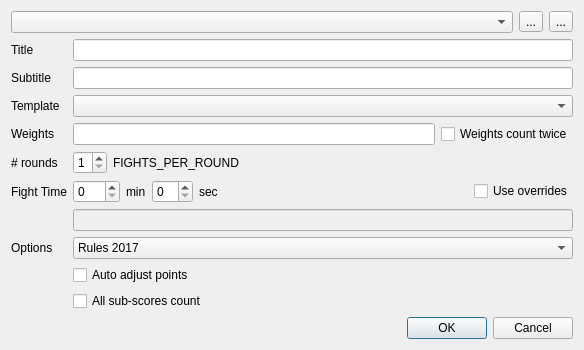
The window that base/ModeManagerDlg.ui (fmuecke/Ipponboard) describes before a commit, drawn with Qt 5.
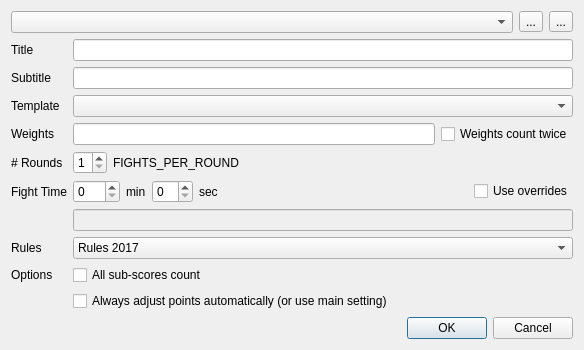
The same window after the commit. Icons and pictures are not drawn.

Commit message: team edition: implemented support for new rules and fixed auto adjust points logic

What changed in the file:
```diff
--- a/base/ModeManagerDlg.ui
+++ b/base/ModeManagerDlg.ui
@@ -7,7 +7,7 @@
     <x>0</x>
     <y>0</y>
     <width>584</width>
-    <height>332</height>
+    <height>335</height>
    </rect>
   </property>
   <property name="windowTitle">
@@ -115,7 +115,7 @@
      <item row="4" column="0">
       <widget class="QLabel" name="label_4">
        <property name="text">
-        <string># rounds</string>
+        <string># Rounds</string>
        </property>
       </widget>
      </item>
@@ -260,12 +260,12 @@
       </layout>
      </item>
      <item row="7" column="0">
-      <widget class="QLabel" name="label_9">
+      <widget class="QLabel" name="label_11">
        <property name="toolTip">
         <string>The fight duration in seconds</string>
        </property>
        <property name="text">
-        <string>Options</string>
+        <string>Rules</string>
        </property>
       </widget>
      </item>
@@ -296,17 +296,17 @@
        </item>
       </widget>
      </item>
+     <item row="8" column="0">
+      <widget class="QLabel" name="label_9">
+       <property name="toolTip">
+        <string>The fight duration in seconds</string>
+       </property>
+       <property name="text">
+        <string>Options</string>
+       </property>
+      </widget>
+     </item>
      <item row="8" column="1">
-      <widget class="QCheckBox" name="checkBox_autoAdjustPoints">
-       <property name="toolTip">
-        <string>Automatically add points during Osae-komi</string>
-       </property>
-       <property name="text">
-        <string>Auto adjust points</string>
-       </property>
-      </widget>
-     </item>
-     <item row="9" column="1">
       <widget class="QCheckBox" name="checkBox_allSubscoresCount">
        <property name="toolTip">
         <string>Sub-scores are valued even if the fight is lost</string>
@@ -316,6 +316,16 @@
        </property>
       </widget>
      </item>
+     <item row="9" column="1">
+      <widget class="QCheckBox" name="checkBox_alwaysAutoAdjustPoints">
+       <property name="toolTip">
+        <string>Automatically add points during Osae-komi</string>
+       </property>
+       <property name="text">
+        <string>Always adjust points automatically (or use main setting)</string>
+       </property>
+      </widget>
+     </item>
     </layout>
    </item>
    <item>
```
Left out of the diff: 6 changed lines with no effect on the pictures. The commit also changes 18 other files.
